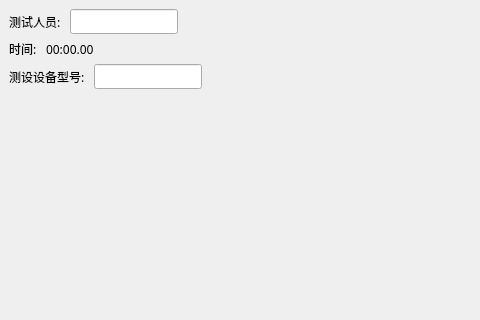
Above: ZCAN_MINI/UI/info_dockwidget.ui from icanerandy/ZCAN_MINI before the change; both pictures show x 0 to 480 and y 0 to 320 of the 1000 by 600 pixel window. Below: the same form after it.
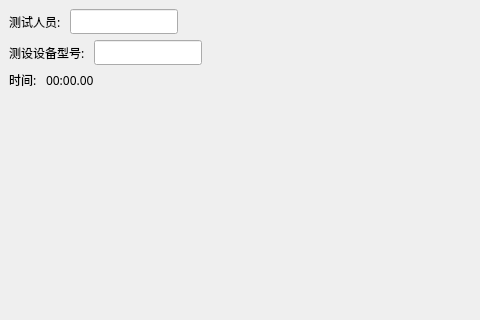
That is the form after the change. Custom widgets are drawn as their Qt base class.

The edit to the form file:
```diff
--- a/ZCAN_MINI/UI/info_dockwidget.ui
+++ b/ZCAN_MINI/UI/info_dockwidget.ui
@@ -54,36 +54,6 @@
       </item>
      </layout>
     </item>
-    <item row="1" column="0">
-     <layout class="QHBoxLayout" name="horizontalLayout">
-      <item>
-       <widget class="QLabel" name="label_3">
-        <property name="font">
-         <font>
-          <family>黑体</family>
-          <pointsize>9</pointsize>
-         </font>
-        </property>
-        <property name="text">
-         <string>时间: </string>
-        </property>
-       </widget>
-      </item>
-      <item>
-       <widget class="QLabel" name="label_4">
-        <property name="font">
-         <font>
-          <family>黑体</family>
-          <pointsize>9</pointsize>
-         </font>
-        </property>
-        <property name="text">
-         <string>00:00.00</string>
-        </property>
-       </widget>
-      </item>
-     </layout>
-    </item>
     <item row="2" column="0">
      <layout class="QHBoxLayout" name="horizontalLayout_3">
       <item>
@@ -111,6 +81,36 @@
       </item>
      </layout>
     </item>
+    <item row="3" column="0">
+     <layout class="QHBoxLayout" name="horizontalLayout">
+      <item>
+       <widget class="QLabel" name="label_3">
+        <property name="font">
+         <font>
+          <family>黑体</family>
+          <pointsize>9</pointsize>
+         </font>
+        </property>
+        <property name="text">
+         <string>时间: </string>
+        </property>
+       </widget>
+      </item>
+      <item>
+       <widget class="QLabel" name="labTime">
+        <property name="font">
+         <font>
+          <family>黑体</family>
+          <pointsize>9</pointsize>
+         </font>
+        </property>
+        <property name="text">
+         <string>00:00.00</string>
+        </property>
+       </widget>
+      </item>
+     </layout>
+    </item>
    </layout>
   </widget>
  </widget>
```
Left out of the diff: 2 changed lines with no effect on the pictures.
